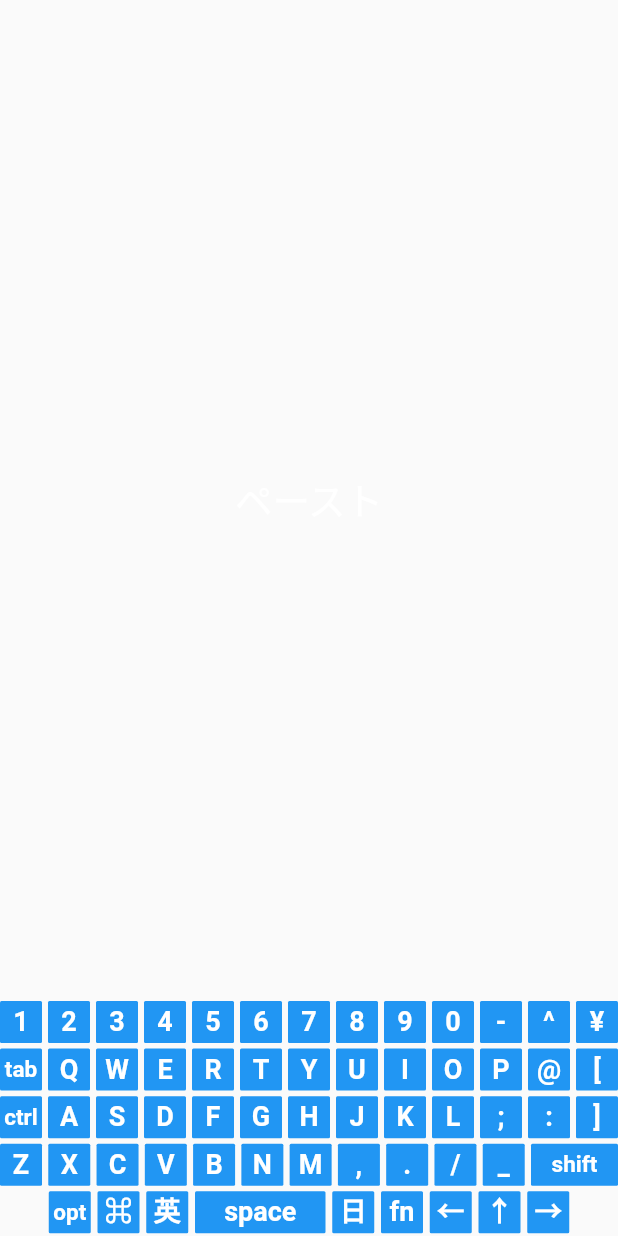
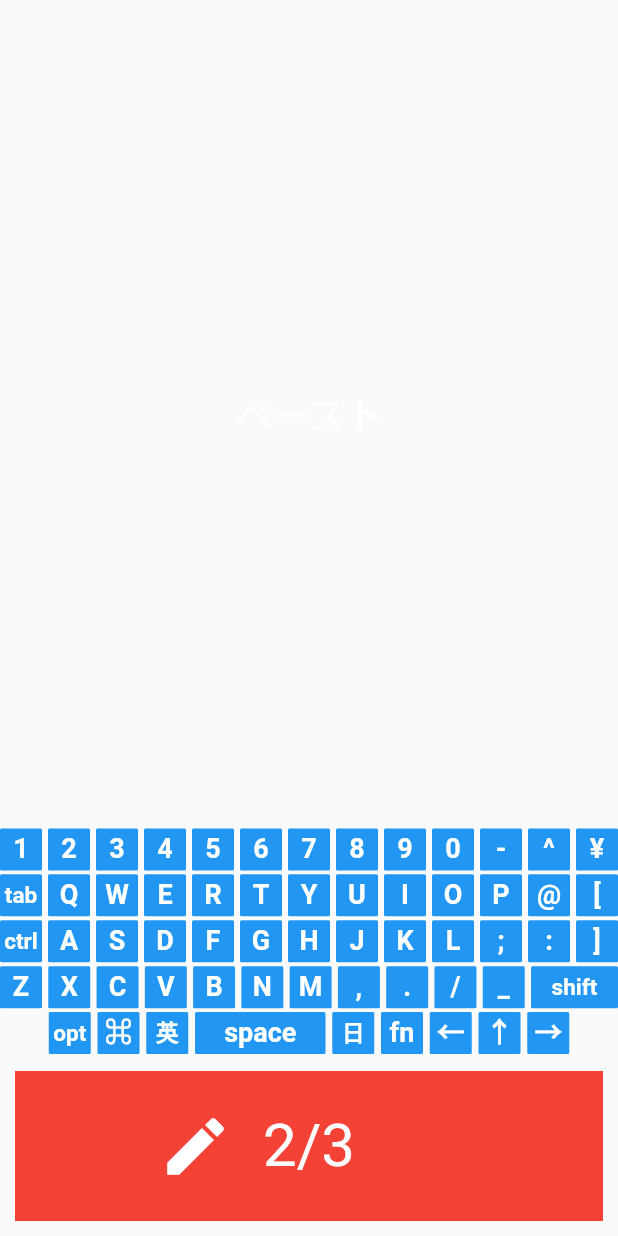
Before and after one commit to s-home/shortcut_quiz, a Flutter app: the QuizPage widget shown alone on an empty page, opened directly, after a tap on "tab", on a phone screen of 412 x 824 dp. Run offline on Flutter 3.47's test engine with Material 2 defaults, Android fonts, the phone set to English and light mode, and no system bars; our stand-ins replace rflutter_alert; statements that could not run were skipped.

```diff
--- a/lib/main.dart
+++ b/lib/main.dart
@@ -1,3 +1,5 @@
+import 'dart:io';
+
 import 'package:flutter/cupertino.dart';
 import 'package:flutter/material.dart';
 import 'package:rflutter_alert/rflutter_alert.dart';
@@ -15,6 +17,7 @@ class QuizApp extends StatelessWidget {
     return MaterialApp(
       home: Scaffold(
         backgroundColor: Colors.grey.shade900,
+        a
         body: SafeArea(
           child: Padding(
             padding: EdgeInsets.symmetric(horizontal: 10.0),
@@ -34,7 +37,8 @@ class QuizPage extends StatefulWidget {
 class _QuizPageState extends State<QuizPage> {
   List<Icon> scoreKeeper = [];
   int trueCount = 0;
-  int n = quizBrain.getQuestionLength();
+  int questionLength = quizBrain.getQuestionLength();
+  int currentQuestion = 1;
 
   void checkAnswer(String userPickedAnswer) {
     String correctAnswer = quizBrain.getCorrectAnswer();
@@ -62,16 +66,20 @@ class _QuizPageState extends State<QuizPage> {
         Alert(
           context: context,
           title: 'Finished!',
-          desc: '$n問中$trueCount問正解！',
+          desc: '$questionLength問中$trueCount問正解！',
         ).show();
 
         trueCount = 0;
 
+        currentQuestion = 0;
+
         quizBrain.reset();
 
         scoreKeeper = [];
+      } else {
+        currentQuestion++;
+        quizBrain.nextQuestion();
       }
-      quizBrain.nextQuestion();
     });
   }
 
@@ -82,7 +90,7 @@ class _QuizPageState extends State<QuizPage> {
       crossAxisAlignment: CrossAxisAlignment.stretch,
       children: <Widget>[
         Expanded(
-          flex: 21,
+          flex: 18,
           child: Padding(
             padding: EdgeInsets.all(10.0),
             child: Center(
@@ -665,7 +673,7 @@ class _QuizPageState extends State<QuizPage> {
               SizedBox(
                 width: kSizedBoxWidth,
                 height: kSizedBoxHeight,
-                child: KeyboardButton(
+                child: CtrlButton(
                   symbol: '英',
                   tap: () {
                     checkAnswer('英');
@@ -685,7 +693,7 @@ class _QuizPageState extends State<QuizPage> {
               SizedBox(
                 width: kSizedBoxWidth,
                 height: kSizedBoxHeight,
-                child: KeyboardButton(
+                child: CtrlButton(
                   symbol: '日',
                   tap: () {
                     checkAnswer('日');
@@ -738,8 +746,35 @@ class _QuizPageState extends State<QuizPage> {
             ],
           ),
         ),
-        Row(
-          children: scoreKeeper,
+        Container(
+          height: 100.0,
+          width: double.infinity,
+          color: Colors.red,
+          padding: EdgeInsets.all(10.0),
+          margin: EdgeInsets.all(10.0),
+          child: Row(
+            mainAxisAlignment: MainAxisAlignment.center,
+            children: <Widget>[
+              Icon(
+                Icons.edit,
+                size: 50.0,
+                color: Colors.white,
+              ),
+              SizedBox(
+                width: 20.0,
+              ),
+              Text(
+                '$currentQuestion/$questionLength',
+                style: TextStyle(
+                  fontSize: 40.0,
+                  color: Colors.white,
+                ),
+              ),
+              SizedBox(
+                width: 70.0,
+              ),
+            ],
+          ),
         )
       ],
     );
```
